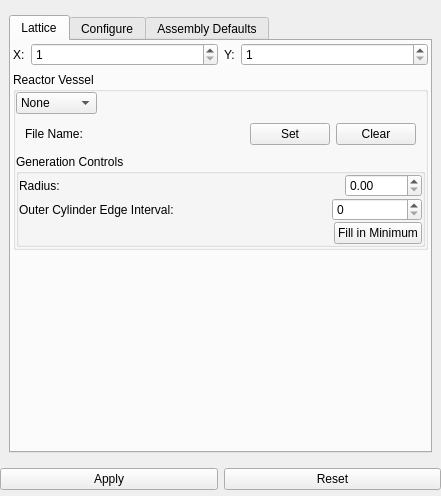
First picture: the form in Application/qInputPropertiesWidget.ui, repository Sprunth/RGG, before the edit.
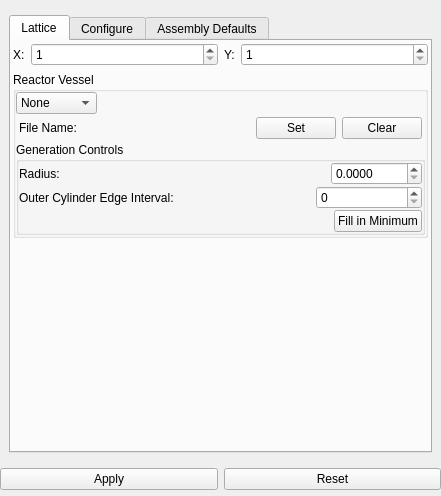
Second picture: the form after the edit.

```diff
--- a/Application/qInputPropertiesWidget.ui
+++ b/Application/qInputPropertiesWidget.ui
@@ -176,7 +176,13 @@
               </item>
               <item>
                <widget class="QWidget" name="FileName" native="true">
+                <property name="enabled">
+                 <bool>true</bool>
+                </property>
                 <layout class="QHBoxLayout" name="horizontalLayout_2">
+                 <property name="margin">
+                  <number>3</number>
+                 </property>
                  <item>
                   <widget class="QLabel" name="label_11">
                    <property name="text">
@@ -282,7 +288,7 @@
                       <string>Set to 0.0 to disable generation</string>
                      </property>
                      <property name="decimals">
-                      <number>2</number>
+                      <number>4</number>
                      </property>
                      <property name="maximum">
                       <double>10000.000000000000000</double>
@@ -317,7 +323,7 @@
                     <widget class="QSpinBox" name="OuterEdgeInterval">
                      <property name="minimumSize">
                       <size>
-                       <width>90</width>
+                       <width>106</width>
                        <height>0</height>
                       </size>
                      </property>
```
